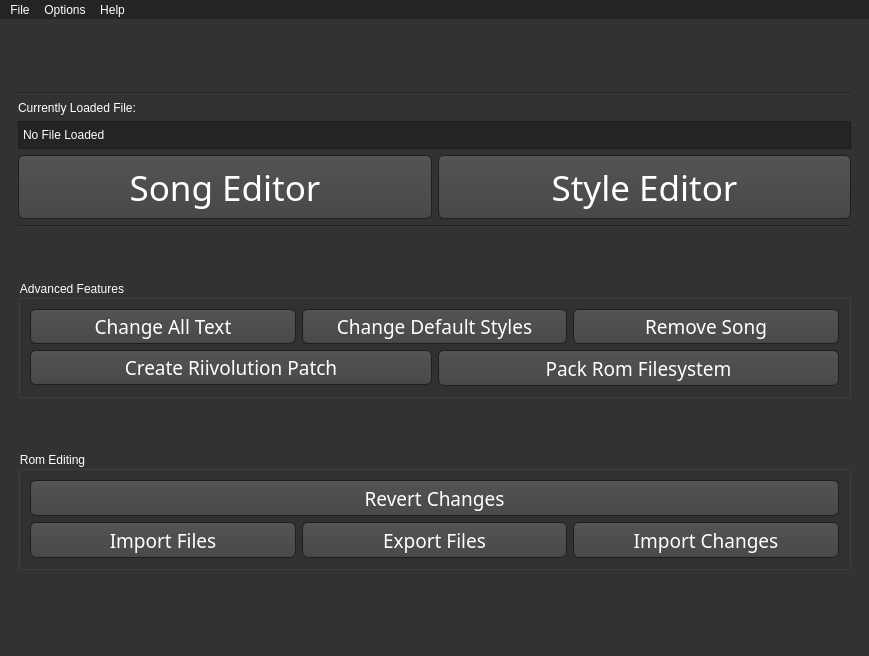
First picture: the form in templates/main_window.ui, repository BenjaminHalko/WiiMusicEditorPlus, before the edit.
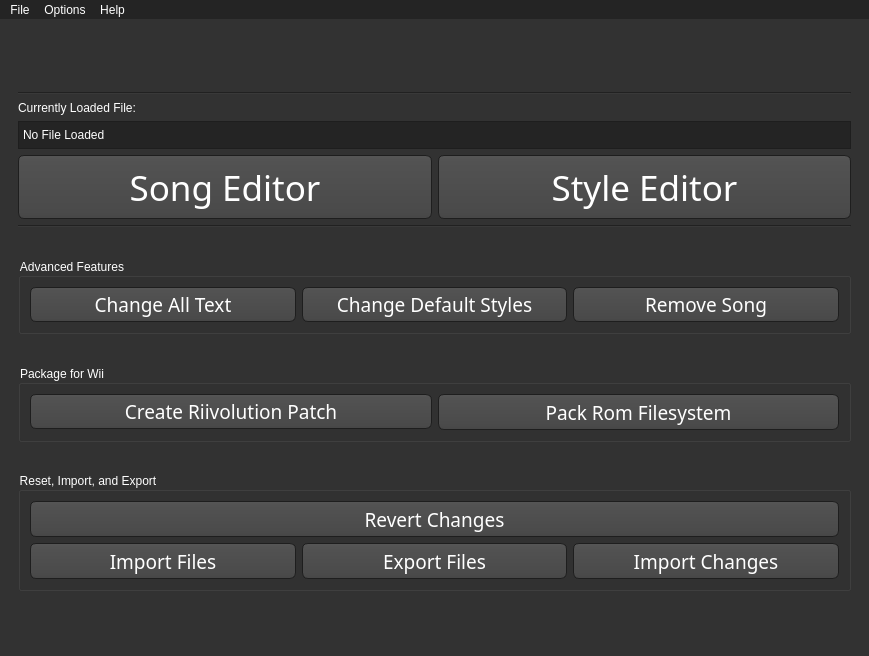
Second picture: the form after the edit. Icons and pictures are not drawn.

What changed in the file:
```diff
--- a/templates/main_window.ui
+++ b/templates/main_window.ui
@@ -890,8 +890,28 @@
              </item>
             </layout>
            </item>
+          </layout>
+         </widget>
+        </item>
            <item>
-            <layout class="QHBoxLayout" name="MP_Advanced2">
+         <spacer name="verticalSpacer_3">
+          <property name="orientation">
+           <enum>Qt::Vertical</enum>
+          </property>
+          <property name="sizeHint" stdset="0">
+           <size>
+            <width>20</width>
+            <height>40</height>
+           </size>
+          </property>
+         </spacer>
+        </item>
+        <item>
+         <widget class="QGroupBox" name="MP_Package">
+          <property name="title">
+           <string>Package for Wii</string>
+          </property>
+          <layout class="QHBoxLayout" name="horizontalLayout_3">
              <item>
               <widget class="QPushButton" name="MP_Riivolution_Button">
                <property name="font">
@@ -925,8 +945,6 @@
               </widget>
              </item>
             </layout>
-           </item>
-          </layout>
          </widget>
         </item>
         <item>
@@ -945,7 +963,7 @@
         <item>
          <widget class="QGroupBox" name="MP_RomEditing">
           <property name="title">
-           <string>Rom Editing</string>
+           <string>Reset, Import, and Export</string>
           </property>
           <layout class="QVBoxLayout" name="verticalLayout_18">
            <item>
```
Lines whose indentation alone changed are shown as unchanged.
